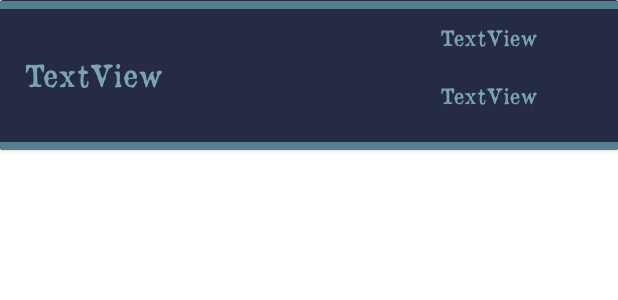
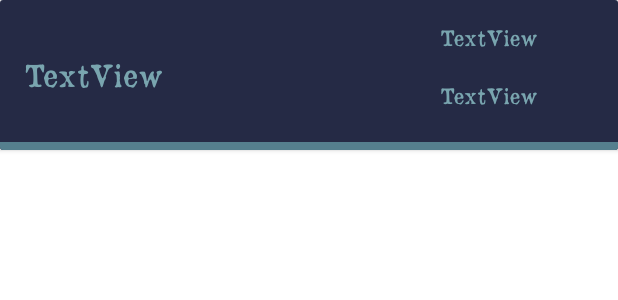
Before and after one commit to AfanaVG/ColorNote_joseAntonio, an Android app: the layout item_nota_card.xml on its own in the app's theme, with its tools: preview values and no code run, on a phone screen of 412 x 824 dp. Shown: the top 300 px of the screen. Run offline under Robolectric (Android 15) with nearby library versions, the light colour scheme and no system bars.

```diff
--- a/ColorNote_joseAntonio/app/src/main/res/layout/item_nota_card.xml
+++ b/ColorNote_joseAntonio/app/src/main/res/layout/item_nota_card.xml
@@ -13,18 +13,6 @@
         android:layout_width="match_parent"
         android:layout_height="100dp"
         android:background="@color/azul6">
-
-        <View
-            android:id="@+id/divider"
-            android:layout_width="match_parent"
-            android:layout_height="5dp"
-            android:background="@color/azul2"
-            app:layout_constraintBottom_toTopOf="@+id/txtNombre_itemNota"
-            app:layout_constraintEnd_toEndOf="parent"
-            app:layout_constraintHorizontal_bias="0.0"
-            app:layout_constraintStart_toStartOf="parent"
-            app:layout_constraintTop_toTopOf="parent"
-            app:layout_constraintVertical_bias="0.031" />
 
         <TextView
             android:id="@+id/txtNombre_itemNota"
@@ -56,6 +44,7 @@
             android:layout_width="wrap_content"
             android:layout_height="wrap_content"
             android:text="TextView"
+            android:textAlignment="center"
             app:layout_constraintBottom_toBottomOf="parent"
             app:layout_constraintEnd_toEndOf="parent"
             app:layout_constraintHorizontal_bias="0.774"
@@ -68,6 +57,7 @@
             android:layout_width="wrap_content"
             android:layout_height="wrap_content"
             android:text="TextView"
+            android:textAlignment="center"
             app:layout_constraintBottom_toBottomOf="parent"
             app:layout_constraintEnd_toEndOf="@+id/txtHora_itemNota"
             app:layout_constraintHorizontal_bias="0.0"
```
Also changed, not shown: ColorNote_joseAntonio/app/src/main/java/com/example/colornote_joseantonio/Adaptadores/MiAdaptadorRecycler.kt (+3 -4 lines), ColorNote_joseAntonio/app/src/main/java/com/example/colornote_joseantonio/Auxiliar/Conexion.kt (added, +54 -0 lines), ColorNote_joseAntonio/app/src/main/java/com/example/colornote_joseantonio/Auxiliar/Utiles.kt (added, +31 -0 lines), ColorNote_joseAntonio/app/src/main/java/com/example/colornote_joseantonio/Conexion/AdminSQLIteConexion.kt (added, +29 -0 lines), ColorNote_joseAntonio/app/src/main/java/com/example/colornote_joseantonio/MainActivity.kt (+5 -5 lines).
